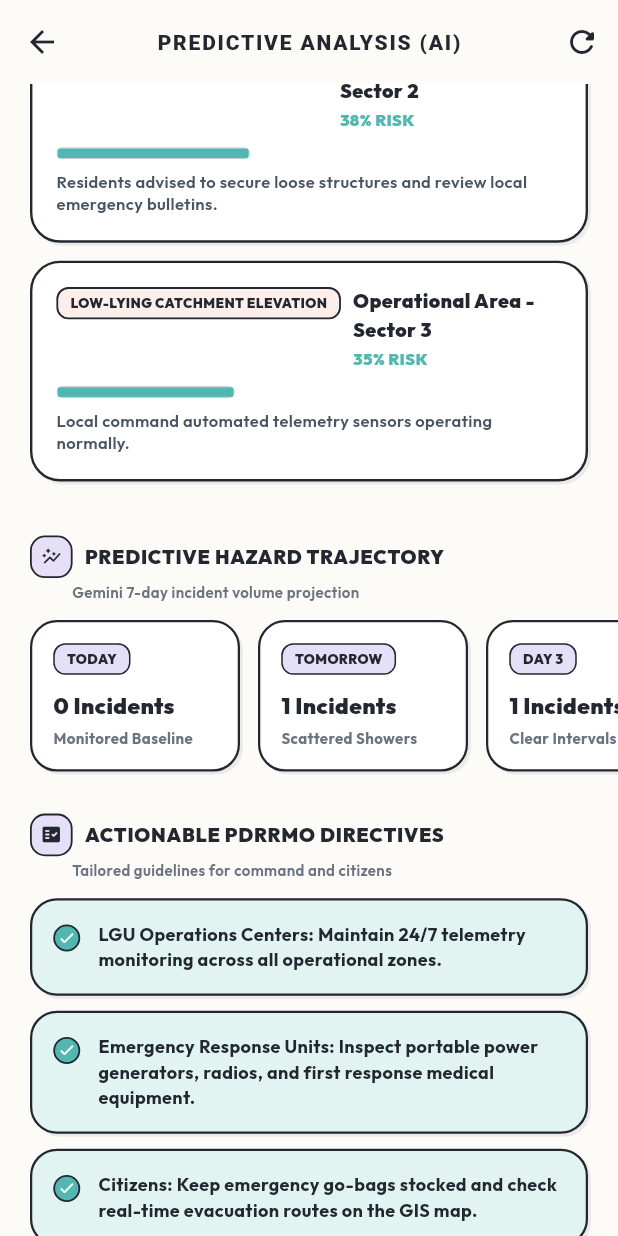
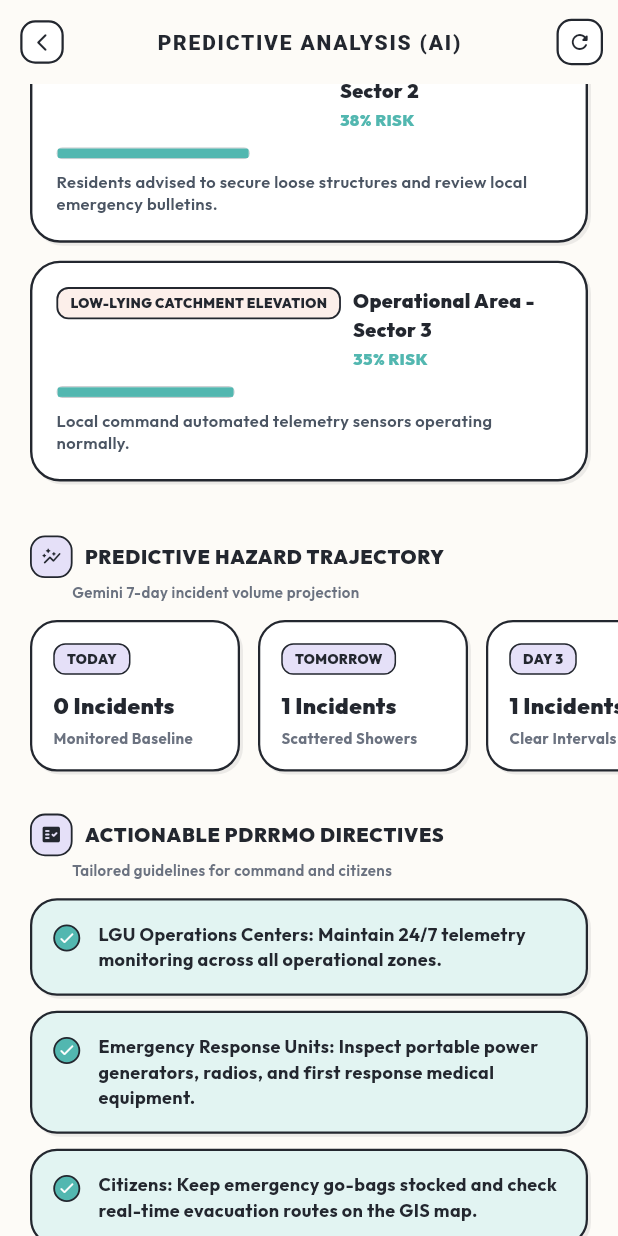
Before and after one commit to Tristan28-web/ResQnnect, a Flutter app: the PredictiveAnalysisScreen screen opened directly, scrolled down 576 dp, on a phone screen of 412 x 824 dp. Run offline on Flutter 3.47's test engine with Material 3 defaults, Android fonts, the phone set to English and light mode, and no system bars; our stand-ins replace cloud_firestore, firebase_auth, firebase_core, geolocator, google_fonts, google_maps_flutter and 4 more; missing offline and left inert: torch_light; accounts and stored records are empty; network calls fail.

Commit message:
feat(ui): standardize retro boxed back button and actions globally across GIS screens

```diff
--- a/lib/screens/predictive_analysis_screen.dart
+++ b/lib/screens/predictive_analysis_screen.dart
@@ -109,15 +109,41 @@ class _PredictiveAnalysisScreenState extends State<PredictiveAnalysisScreen> {
         backgroundColor: Colors.transparent,
         surfaceTintColor: Colors.transparent,
         elevation: 0,
-        iconTheme: IconThemeData(color: isDark ? Colors.white : AppColors.retroDarkBorder),
+        leading: IconButton(
+          icon: Container(
+            padding: const EdgeInsets.all(6),
+            decoration: BoxDecoration(
+              color: isDark ? AppColors.retroDarkCard : Colors.white,
+              borderRadius: BorderRadius.circular(10),
+              border: Border.all(
+                color: isDark ? const Color(0xFF3E4556) : AppColors.retroDarkBorder,
+                width: 1.5,
+              ),
+            ),
+            child: Icon(Icons.arrow_back_ios_new_rounded, size: 14,
+                color: isDark ? Colors.white : AppColors.retroDarkBorder),
+          ),
+          onPressed: () => Navigator.pop(context),
+        ),
         actions: [
-          IconButton(
-            icon: Icon(
-              Icons.refresh_rounded,
-              color: isDark ? Colors.white70 : AppColors.retroDarkBorder,
+          Padding(
+            padding: const EdgeInsets.only(right: 10),
+            child: GestureDetector(
+              onTap: () => _runGeminiAnalysis(forceRefresh: true),
+              child: Container(
+                padding: const EdgeInsets.all(6),
+                decoration: BoxDecoration(
+                  color: isDark ? AppColors.retroDarkCard : Colors.white,
+                  borderRadius: BorderRadius.circular(10),
+                  border: Border.all(
+                    color: isDark ? const Color(0xFF3E4556) : AppColors.retroDarkBorder,
+                    width: 1.5,
+                  ),
+                ),
+                child: Icon(Icons.refresh_rounded, size: 16,
+                    color: isDark ? Colors.white70 : AppColors.retroDarkBorder),
+              ),
             ),
-            tooltip: 'Re-Analyze with Gemini AI',
-            onPressed: () => _runGeminiAnalysis(forceRefresh: true),
           ),
         ],
       ),
```
Also changed, not shown: lib/screens/admin_logs_screen.dart (+28 -1 lines), lib/screens/alerts_screen.dart (+16 -1 lines), lib/screens/incident_mapping_screen.dart (+44 -9 lines), lib/screens/safe_zone_map_screen.dart (+46 -5 lines).
